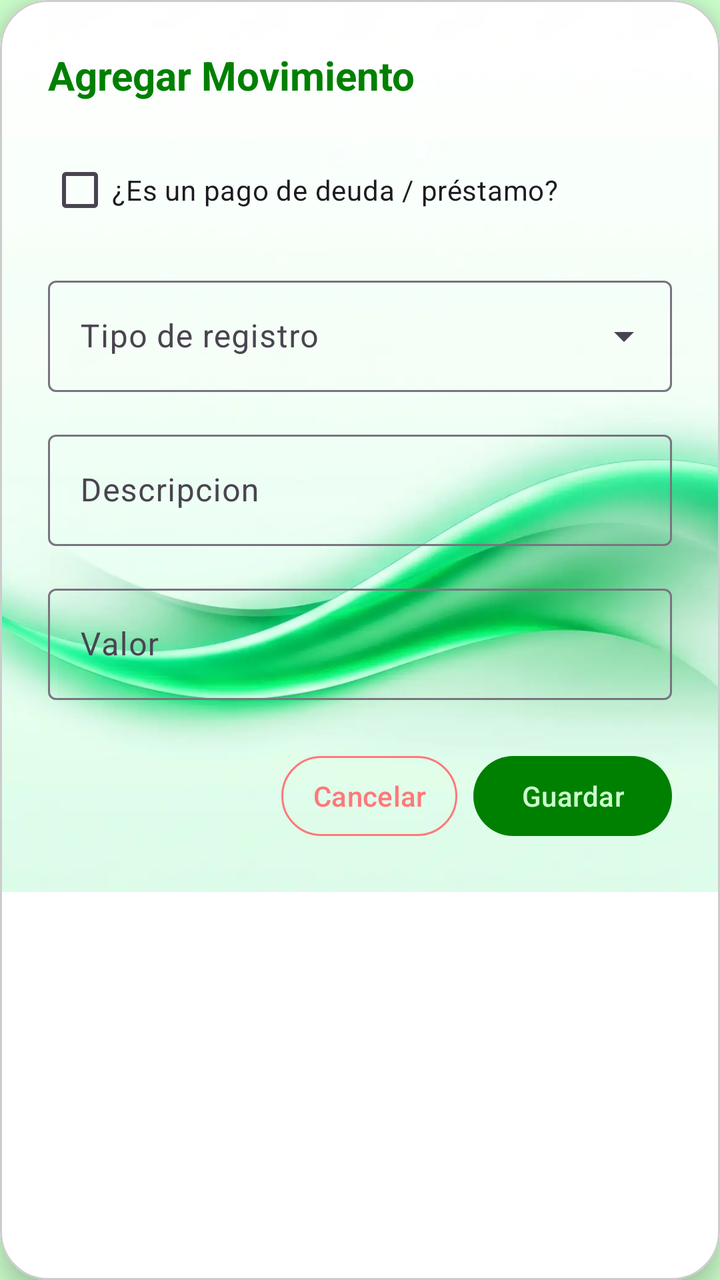
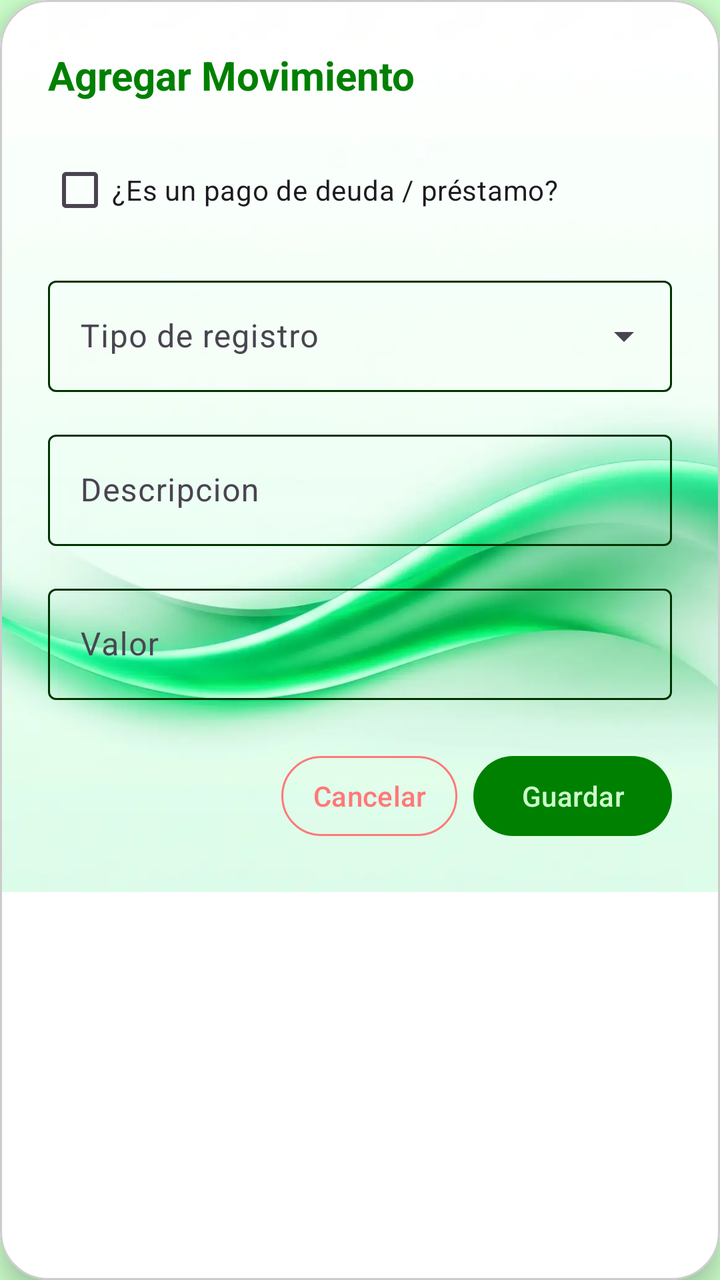

Two renders of the same Android screen: before a commit and after it. Below are the layout's source before the change and the commit's diff.
<!-- AndroidManifest.xml: application theme Theme.MyLittleFinanControl -->
<!-- res/layout/dialog_agregar_movimiento.xml -->
<?xml version="1.0" encoding="utf-8"?>
<com.google.android.material.card.MaterialCardView xmlns:android="http://schemas.android.com/apk/res/android"
    xmlns:app="http://schemas.android.com/apk/res-auto"
    android:layout_width="match_parent"
    android:layout_height="wrap_content"
    android:layout_margin="16dp"
    app:cardCornerRadius="24dp"
    app:cardElevation="8dp"
    app:cardBackgroundColor="@android:color/white"
    app:strokeWidth="1dp"
    app:strokeColor="#CCCCCC">

    
    <RelativeLayout
        android:layout_width="match_parent"
        android:layout_height="wrap_content">

        
        <ImageView
            android:id="@+id/imagenFondo"
            android:layout_width="match_parent"
            android:layout_height="0dp"
            android:layout_alignTop="@id/scrollViewContenido"
            android:layout_alignBottom="@id/scrollViewContenido"
            android:src="@drawable/background_1"
            android:scaleType="centerCrop" />

        
        <ScrollView
            android:id="@+id/scrollViewContenido"
            android:layout_width="match_parent"
            android:layout_height="wrap_content"
            android:background="@android:color/transparent">

            <LinearLayout
                android:layout_width="match_parent"
                android:layout_height="wrap_content"
                android:orientation="vertical"
                android:padding="24dp">

                <TextView
                    android:id="@+id/tv_titulo_dialogo"
                    android:layout_width="match_parent"
                    android:layout_height="wrap_content"
                    android:layout_marginBottom="20dp"
                    android:text="@string/txtAgregarNota"
                    android:textColor="@color/primary"
                    android:textSize="20sp"
                    android:textStyle="bold" />

                <com.google.android.material.checkbox.MaterialCheckBox
                    android:id="@+id/cb_es_pago_deuda"
                    android:layout_width="match_parent"
                    android:layout_height="wrap_content"
                    android:layout_marginBottom="16dp"
                    android:text="¿Es un pago de deuda / préstamo?" />

                <com.google.android.material.textfield.TextInputLayout
                    android:id="@+id/til_seleccion_deuda"
                    style="@style/Widget.Material3.TextInputLayout.OutlinedBox.ExposedDropdownMenu"
                    android:layout_width="match_parent"
                    android:layout_height="wrap_content"
                    android:layout_marginBottom="16dp"
                    android:hint="Selecciona la deuda"
                    android:visibility="gone">

                    <AutoCompleteTextView
                        android:id="@+id/auto_deudas"
                        android:layout_width="match_parent"
                        android:layout_height="wrap_content"
                        android:inputType="none" />
                </com.google.android.material.textfield.TextInputLayout>

                <com.google.android.material.textfield.TextInputLayout
                    android:id="@+id/til_tipo_reg"
                    style="@style/Widget.Material3.TextInputLayout.OutlinedBox.ExposedDropdownMenu"
                    android:layout_width="match_parent"
                    android:layout_height="wrap_content"
                    android:layout_marginBottom="16dp"
                    android:hint="@string/etTipoReg">

                    <AutoCompleteTextView
                        android:id="@+id/auto_tipo_mov"
                        android:layout_width="match_parent"
                        android:layout_height="wrap_content"
                        android:inputType="none" />
                </com.google.android.material.textfield.TextInputLayout>

                <com.google.android.material.textfield.TextInputLayout
                    style="@style/Widget.Material3.TextInputLayout.OutlinedBox"
                    android:layout_width="match_parent"
                    android:layout_height="wrap_content"
                    android:layout_marginBottom="16dp"
                    android:hint="@string/etDescripcion">

                    <com.google.android.material.textfield.TextInputEditText
                        android:id="@+id/etDescripcion"
                        android:layout_width="match_parent"
                        android:layout_height="wrap_content"
                        android:inputType="textCapSentences" />
                </com.google.android.material.textfield.TextInputLayout>

                <com.google.android.material.textfield.TextInputLayout
                    style="@style/Widget.Material3.TextInputLayout.OutlinedBox"
                    android:layout_width="match_parent"
                    android:layout_height="wrap_content"
                    android:layout_marginBottom="24dp"
                    android:hint="@string/etValor">

                    <com.google.android.material.textfield.TextInputEditText
                        android:id="@+id/etValor"
                        android:layout_width="match_parent"
                        android:layout_height="wrap_content"
                        android:inputType="numberDecimal" />
                </com.google.android.material.textfield.TextInputLayout>

                <LinearLayout
                    android:layout_width="match_parent"
                    android:layout_height="wrap_content"
                    android:gravity="end"
                    android:orientation="horizontal">

                    <com.google.android.material.button.MaterialButton
                        android:id="@+id/btn_cancelar"
                        style="@style/Widget.Material3.Button.TextButton"
                        android:layout_width="wrap_content"
                        android:layout_height="wrap_content"
                        android:layout_marginEnd="8dp"
                        android:text="@string/btn_cancelar"
                        app:strokeWidth="1dp"
                        app:strokeColor="@color/accent_alerta"
                        android:textColor="@color/accent_alerta" />

                    <com.google.android.material.button.MaterialButton
                        android:id="@+id/btn_guardar"
                        android:layout_width="wrap_content"
                        android:layout_height="wrap_content"
                        android:text="@string/btn_guardar"
                        app:backgroundTint="@color/primary" />
                </LinearLayout>
            </LinearLayout>
        </ScrollView>
    </RelativeLayout>
</com.google.android.material.card.MaterialCardView>
<!-- resources referenced by this layout -->
<resources>
  <color name="accent_alerta">#FF7878</color>
  <color name="primary">#008000</color>
  <!-- drawable background_1: webp bitmap (drawable, 18726 bytes) -->
  <string name="btn_cancelar">Cancelar</string>
  <string name="btn_guardar">Guardar</string>
  <string name="etDescripcion">Descripcion</string>
  <string name="etTipoReg">Tipo de registro</string>
  <string name="etValor">Valor</string>
  <string name="txtAgregarNota">Agregar Movimiento</string>
  <style name="Theme.MyLittleFinanControl" parent="Base.Theme.MyLittleFinanControl" />
  <style name="Base.Theme.MyLittleFinanControl" parent="Theme.Material3.DayNight.NoActionBar">
          
          <item name="colorPrimary">@color/primary</item>
          <item name="colorOnPrimary">@color/white</item>
          <item name="colorSecondary">@color/secondary</item>
          <item name="colorOnSecondary">@color/white</item>
          
          
          <item name="android:windowBackground">@color/background_light</item>
          <item name="colorSurface">@color/background_light</item>
          
          
          <item name="colorError">@color/accent_alerta</item>
          
          
          <item name="android:statusBarColor">@color/background_light</item>
          <item name="android:windowLightStatusBar">true</item>
      </style>
  <color name="white">#CCFFCC</color>
  <color name="secondary">#33FF00</color>
  <color name="background_light">#CCFFCC</color>
</resources>

<!-- the commit's change to res/layout/dialog_agregar_movimiento.xml (unified diff, before → after) -->
@@ -44,7 +44,7 @@
                     android:layout_height="wrap_content"
                     android:layout_marginBottom="20dp"
                     android:text="@string/txtAgregarNota"
-                    android:textColor="@color/primary"
+                    android:textColor="?attr/colorPrimary"
                     android:textSize="20sp"
                     android:textStyle="bold" />
 
<!-- resource entries referenced after the edit -->
@@ -12,22 +12,42 @@
   <style name="Theme.MyLittleFinanControl" parent="Base.Theme.MyLittleFinanControl" />
   <style name="Base.Theme.MyLittleFinanControl" parent="Theme.Material3.DayNight.NoActionBar">
           
-          <item name="colorPrimary">@color/primary</item>
-          <item name="colorOnPrimary">@color/white</item>
-          <item name="colorSecondary">@color/secondary</item>
-          <item name="colorOnSecondary">@color/white</item>
-          
+  
+          <item name="colorPrimary">@color/verde_oscuro</item>
+  
+          <item name="colorOnPrimary">@color/verde_claro</item>
+  
+  
+          <item name="colorPrimaryContainer">@color/verde_transparente</item>
+          <item name="colorOnPrimaryContainer">@color/verde_negro</item>
+  
+  
+          <item name="colorSecondary">@color/white</item>
+  
+          <item name="colorOnSecondary">@color/secondary</item>
+  
+  
+          <item name="colorOutline">@color/verde_negro</item>
+  
+  
+          <item name="colorOnSurface">@color/verde_negro</item>
+  
           
           <item name="android:windowBackground">@color/background_light</item>
-          <item name="colorSurface">@color/background_light</item>
-          
-          
+          <item name="colorSurface">@color/verde_transparente</item>
+  
           <item name="colorError">@color/accent_alerta</item>
-          
+  
+          <item name="colorOnError">@color/accent_alerta</item>
+  
           
           <item name="android:statusBarColor">@color/background_light</item>
           <item name="android:windowLightStatusBar">true</item>
       </style>
+  <color name="verde_oscuro">#008000</color>
+  <color name="verde_claro">#CCFFCC</color>
+  <color name="verde_transparente">#5FCCFFCC</color>
+  <color name="verde_negro">#003300</color>
   <color name="white">#CCFFCC</color>
   <color name="secondary">#33FF00</color>
   <color name="background_light">#CCFFCC</color>
